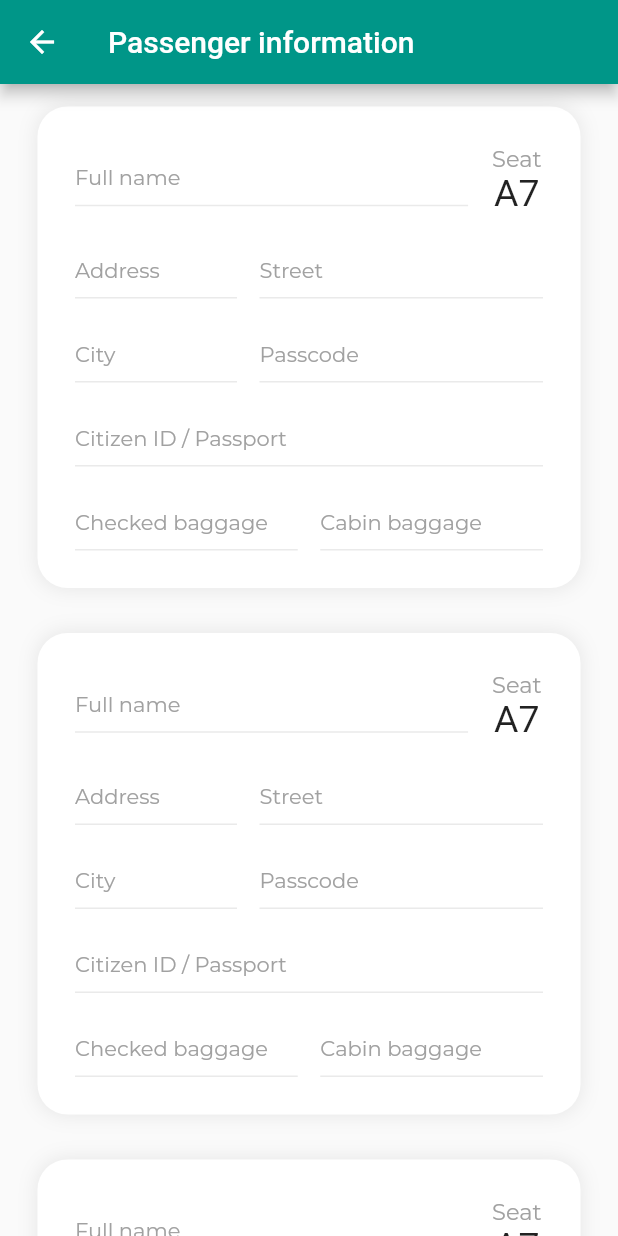
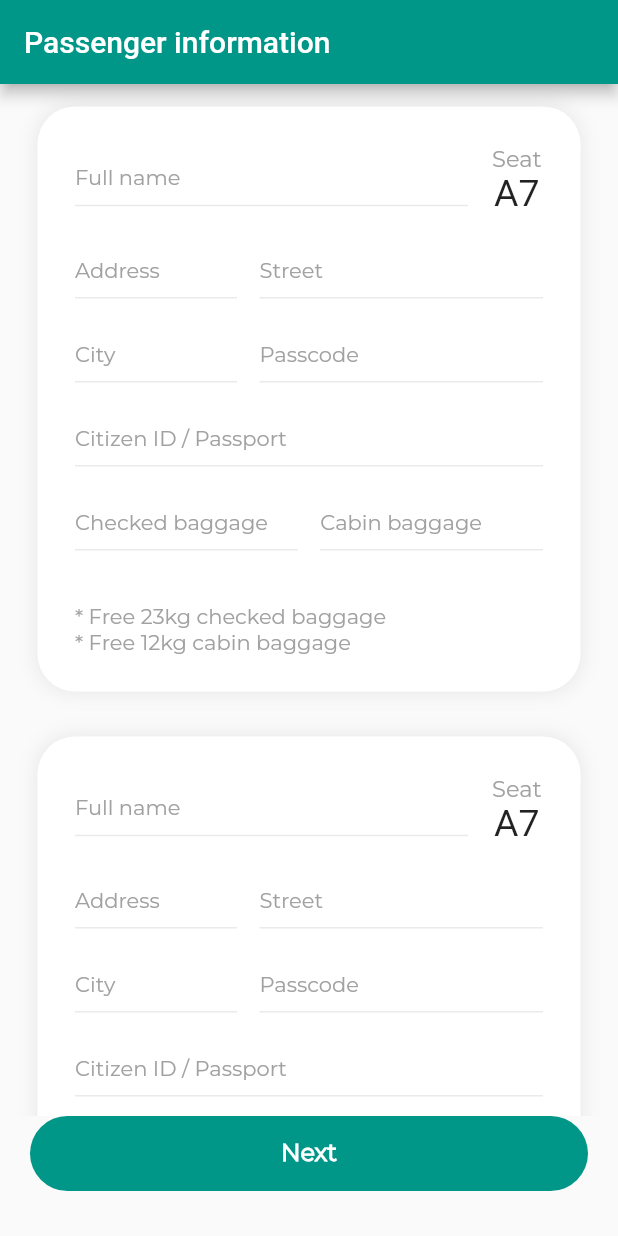
Before and after one commit to LipDaniel/FinalProject, a Flutter app: the InformationScreen screen opened directly, on a phone screen of 412 x 824 dp. Run offline on Flutter 3.47's test engine with Material 2 defaults, Android fonts, the light colour scheme and no system bars; our stand-ins replace dropdown_search, equatable, flutter_slidable; missing offline and left inert: introduction_slider; Roboto replaces fonts that are missing (Montserrat-Bold); project files that could hold a hidden picture were left out.

Commit message:
create information

```diff
--- a/lib/View/information/screen.dart
+++ b/lib/View/information/screen.dart
@@ -22,10 +22,10 @@
           children: [
             _passengerForm(),
             _passengerForm(),
-            _passengerForm(),
           ],
         ),
       ),
+      bottomSheet: _btn(),
     );
   }
 
@@ -34,7 +34,7 @@
         margin: const EdgeInsets.symmetric(horizontal: 25, vertical: 15),
         decoration: BoxDecoration(
           color: Colors.white,
-                borderRadius: BorderRadius.circular(20),
+          borderRadius: BorderRadius.circular(25),
           boxShadow: [
             BoxShadow(
                 color: Colors.grey.withOpacity(0.2),
@@ -43,7 +43,7 @@
           ],
         ),
         padding: const EdgeInsets.all(25),
-              child: Column(children: [
+        child: Column(crossAxisAlignment: CrossAxisAlignment.start, children: [
           Row(children: [
             Expanded(flex: 15, child: _textField('Full name')),
             const SizedBox(width: 15),
@@ -69,6 +69,11 @@
             const SizedBox(width: 15),
             Expanded(flex: 5, child: _textField('Cabin baggage'))
           ]),
+          const SizedBox(height: 35),
+          const Text('* Free 23kg checked baggage',
+              style: TextStyle(color: AppConstraint.colorLabel)),
+          const Text('* Free 12kg cabin baggage',
+              style: TextStyle(color: AppConstraint.colorLabel)),
         ]));
   }
 
@@ -101,4 +106,35 @@
             label: Text(labelInput, style: const TextStyle(fontSize: 14)),
             labelStyle: const TextStyle(color: AppConstraint.colorLabel)));
   }
+
+  Widget _btn() {
+    return Column(
+      mainAxisSize: MainAxisSize.min,
+      children: [
+        Padding(
+          padding: const EdgeInsets.only(
+            bottom: 30,
+          ),
+          child: Container(
+            width: double.infinity,
+            margin: const EdgeInsets.symmetric(horizontal: 20),
+            padding: const EdgeInsets.symmetric(
+              vertical: 15,
+            ),
+            decoration: BoxDecoration(
+                color: AppConstraint.mainColor, borderRadius: BorderRadius.circular(30)),
+            child: const Center(
+              child: Text(
+                'Next',
+                style: TextStyle(
+                    color: Colors.white,
+                    fontSize: 16,
+                    fontWeight: FontWeight.bold),
+              ),
+            ),
+          ),
+        ),
+      ],
+    );
   }
+}
--- a/lib/main.dart
+++ b/lib/main.dart
@@ -1,8 +1,7 @@
 import 'package:flutter/material.dart';
 import 'package:projectsem4/view/bottomnavi/screen.dart';
-import 'package:projectsem4/view/home/screen.dart';
+import 'package:projectsem4/view/information/screen.dart';
 import 'package:projectsem4/view/login.dart';
-import 'package:projectsem4/view/home/screen.dart';
 import 'package:introduction_slider/introduction_slider.dart';
 import 'package:projectsem4/ulits/constraint.dart';
 
@@ -25,8 +24,8 @@
         theme: ThemeData(
           fontFamily: "Montserrat-Regular",
         ),
-        home: _intoductionslide(context));
-    // home: BottomNavigationBarApp());
+        // home: _intoductionslide(context));
+    home: const InformationScreen());
   }
 
   IntroductionSlider _intoductionslide(BuildContext context) {
--- /dev/null
+++ b/lib/services/api.dart
@@ -0,0 +1,28 @@
+import 'package:http/http.dart' as http;
+import 'package:projectsem4/ulits/constraint.dart';
+
+class ApiRequest {
+
+  fetchApi(String api) async {
+    final response = await http.get(Uri.parse('${AppConstraint.baseUrl}api'));
+    if (response.statusCode == 200){
+      return response.body;
+    }else {
+      throw Exception('Something went wrong in server');
+    }
+  }
+
+  // Future<Album> fetchAlbum() async {
+  //   final response = await http.get(Uri.parse('https://jsonplaceholder.typicode.com/albums/1'));
+
+  //   if (response.statusCode == 200) {
+  //     // If the server did return a 200 OK response,
+  //     // then parse the JSON.
+  //     return Album.fromJson(jsonDecode(response.body));
+  //   } else {
+  //     // If the server did not return a 200 OK response,
+  //     // then throw an exception.
+  //     throw Exception('Failed to load album');
+  //   }
+  // }
+}
--- a/lib/ulits/constraint.dart
+++ b/lib/ulits/constraint.dart
@@ -11,6 +11,7 @@
   static const colorInput = Color.fromARGB(255, 234, 234, 234);
   static const colorIcon = Color.fromARGB(255, 167, 166, 166);
   static const colorLabel = Color.fromARGB(255, 161, 161, 161);
+  static const baseUrl = 'http://localhost:8080/';
 }
 
 List<SeatsModel> firtClass = [
--- a/pubspec.yaml
+++ b/pubspec.yaml
@@ -40,6 +40,7 @@
   introduction_slider: ^2.0.1
   flutter_slidable: ^3.0.0
   equatable: ^2.0.5
+  http: ^1.1.0
 
 dev_dependencies:
   flutter_test:
```
Also changed, not shown: pubspec.lock. Lines whose indentation alone changed are shown as unchanged.
